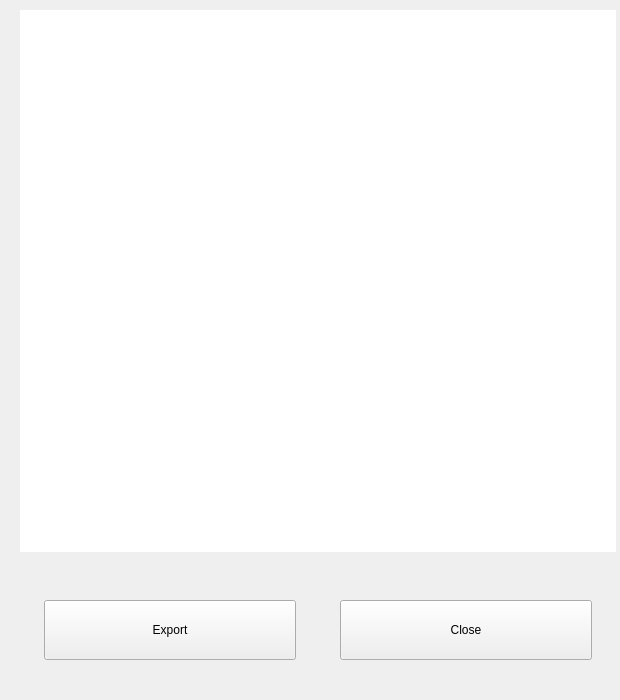
Old version of the form plugins/system/src/pages/system-information/license-agreement.ui in the repository openeuler-mirror/kiran-control-panel.
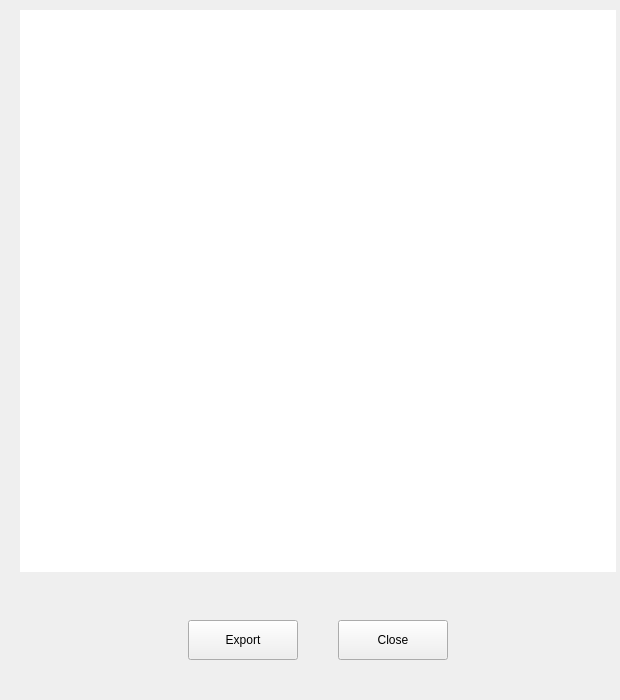
New version of the form.

Commit message:
refactor(systeminfo): update systeminfo plugin dialog style
- 更新统一系统信息页面插件弹窗风格样式

Closes #I5H3YX

The edit to the form file:
```diff
--- a/plugins/system/src/pages/system-information/license-agreement.ui
+++ b/plugins/system/src/pages/system-information/license-agreement.ui
@@ -76,15 +76,15 @@
       <string>&lt;!DOCTYPE HTML PUBLIC &quot;-//W3C//DTD HTML 4.0//EN&quot; &quot;http://www.w3.org/TR/REC-html40/strict.dtd&quot;&gt;
 &lt;html&gt;&lt;head&gt;&lt;meta name=&quot;qrichtext&quot; content=&quot;1&quot; /&gt;&lt;style type=&quot;text/css&quot;&gt;
 p, li { white-space: pre-wrap; }
-&lt;/style&gt;&lt;/head&gt;&lt;body style=&quot; font-family:'Noto Sans CJK SC'; font-size:9pt; font-weight:400; font-style:normal;&quot;&gt;
-&lt;p style=&quot;-qt-paragraph-type:empty; margin-top:0px; margin-bottom:0px; margin-left:0px; margin-right:0px; -qt-block-indent:0; text-indent:0px;&quot;&gt;&lt;br /&gt;&lt;/p&gt;&lt;/body&gt;&lt;/html&gt;</string>
+&lt;/style&gt;&lt;/head&gt;&lt;body style=&quot; font-family:'Noto Sans CJK SC'; font-size:10pt; font-weight:400; font-style:normal;&quot;&gt;
+&lt;p style=&quot;-qt-paragraph-type:empty; margin-top:0px; margin-bottom:0px; margin-left:0px; margin-right:0px; -qt-block-indent:0; text-indent:0px; font-size:9pt;&quot;&gt;&lt;br /&gt;&lt;/p&gt;&lt;/body&gt;&lt;/html&gt;</string>
      </property>
     </widget>
    </item>
    <item>
     <layout class="QHBoxLayout" name="horizontalLayout">
      <property name="spacing">
-      <number>24</number>
+      <number>0</number>
      </property>
      <property name="leftMargin">
       <number>24</number>
@@ -92,18 +92,31 @@
      <property name="rightMargin">
       <number>24</number>
      </property>
+     <item>
+      <spacer name="horizontalSpacer_2">
+       <property name="orientation">
+        <enum>Qt::Horizontal</enum>
+       </property>
+       <property name="sizeHint" stdset="0">
+        <size>
+         <width>40</width>
+         <height>20</height>
+        </size>
+       </property>
+      </spacer>
+     </item>
      <item>
       <widget class="QPushButton" name="btn_license_export">
        <property name="minimumSize">
         <size>
-         <width>252</width>
-         <height>60</height>
+         <width>110</width>
+         <height>40</height>
         </size>
        </property>
        <property name="maximumSize">
         <size>
-         <width>252</width>
-         <height>60</height>
+         <width>110</width>
+         <height>40</height>
         </size>
        </property>
        <property name="text">
@@ -116,6 +129,9 @@
        <property name="orientation">
         <enum>Qt::Horizontal</enum>
        </property>
+       <property name="sizeType">
+        <enum>QSizePolicy::Fixed</enum>
+       </property>
        <property name="sizeHint" stdset="0">
         <size>
          <width>40</width>
@@ -134,14 +150,14 @@
        </property>
        <property name="minimumSize">
         <size>
-         <width>252</width>
-         <height>60</height>
+         <width>110</width>
+         <height>40</height>
         </size>
        </property>
        <property name="maximumSize">
         <size>
-         <width>252</width>
-         <height>60</height>
+         <width>110</width>
+         <height>40</height>
         </size>
        </property>
        <property name="text">
@@ -149,6 +165,19 @@
        </property>
       </widget>
      </item>
+     <item>
+      <spacer name="horizontalSpacer_3">
+       <property name="orientation">
+        <enum>Qt::Horizontal</enum>
+       </property>
+       <property name="sizeHint" stdset="0">
+        <size>
+         <width>40</width>
+         <height>20</height>
+        </size>
+       </property>
+      </spacer>
+     </item>
     </layout>
    </item>
   </layout>
```
The commit also changes 1 other file.
